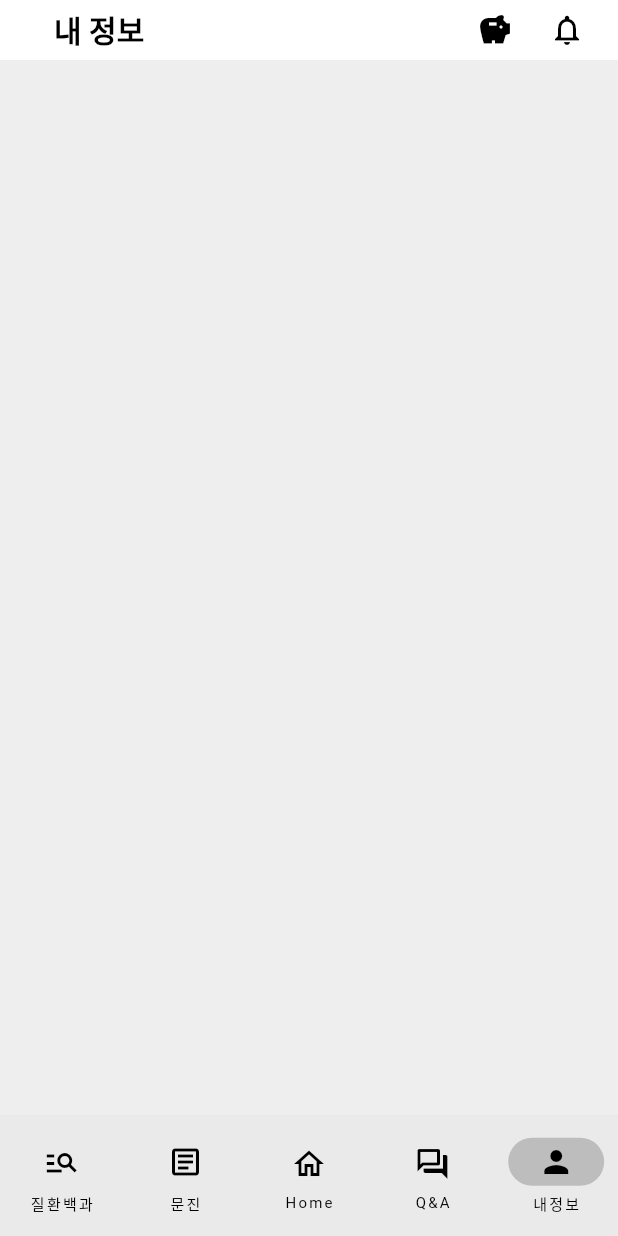
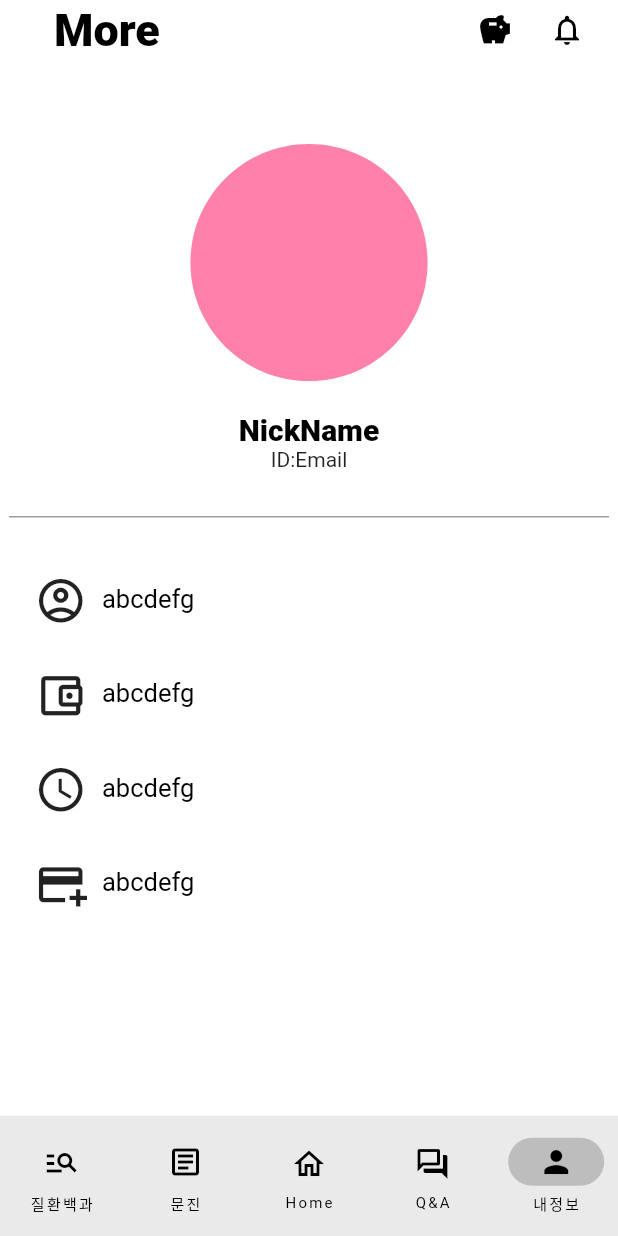
Before and after one commit to akdlcnd0994/flutterDEBG, a Flutter app: the screen it shows after launch, item 5 of the bottom bar chosen, on a phone screen of 412 x 824 dp. Run offline on Flutter 3.47's test engine with Material 2 defaults, Android fonts, the phone set to English and light mode, and no system bars; our stand-ins replace shared_preferences; missing offline and left inert: bard_api; network calls fail.

Commit message:
2023-10-18
d

```diff
--- a/lib/screens/health_info_list_screen.dart
+++ b/lib/screens/health_info_list_screen.dart
@@ -19,7 +19,7 @@ class HealthInfoListScreen extends StatelessWidget {
       search();
     }
 
-    return Scaffold(
+        return Scaffold(
         resizeToAvoidBottomInset: false,
         backgroundColor: Colors.white,
         appBar: AppBar(
--- a/lib/screens/my_info_screen.dart
+++ b/lib/screens/my_info_screen.dart
@@ -6,7 +6,7 @@ class MyInfoScreen extends StatelessWidget {
   @override
   Widget build(BuildContext context) {
     return Scaffold(
-      backgroundColor: Colors.grey[200],
+      backgroundColor: Colors.white,
       appBar: AppBar(
         toolbarHeight: 40,
         elevation: 0,
@@ -16,13 +16,6 @@ class MyInfoScreen extends StatelessWidget {
           padding: EdgeInsets.all(8.0),
         ),
         leadingWidth: 10,
-        title: const ListTile(
-          title: Text(
-            '내 정보',
-            style: TextStyle(
-                fontSize: 20, color: Colors.black, fontWeight: FontWeight.bold),
-          ),
-        ),
         actions: [
         Padding(
           padding: const EdgeInsets.only(right: 10),
@@ -46,6 +39,150 @@ class MyInfoScreen extends StatelessWidget {
           ),
         ),
       ],
+        title: const ListTile(
+          title: Text(
+            'More',
+            style: TextStyle(
+                fontSize: 30,
+                color: Colors.black,
+                fontWeight: FontWeight.w900
+            ),
+          ),
+        ),
+      ),
+      body: Column(
+        children: [
+          SizedBox(height: 40,),
+          Row(
+            mainAxisAlignment: MainAxisAlignment.center,
+            children: [
+              Icon(
+                Icons.circle,
+                size: 190,
+                color: Colors.pinkAccent.shade100,
+              ),
+            ],
+          ),
+          SizedBox(height: 5,),
+          Column(
+            children: [
+              Text(
+                'NickName',
+                style:
+                TextStyle(
+                    fontSize: 20,
+                    color: Colors.black,
+                    fontWeight: FontWeight.w900
+                ),
+              ),
+              Text('ID:Email'),
+            ],
+          ),
+          SizedBox(height: 30,),
+
+          Container( height:1.0,
+            width:400.0,
+            color:Colors.grey,
+          ),
+
+          SizedBox(height: 30,),
+          Column(
+            children: [
+              Row(
+                children: [
+                  SizedBox(width: 15,),
+                  IconButton(
+                    onPressed: () {
+                        print('1');
+                      },
+                    icon:
+                      Icon(
+                        Icons.account_circle_outlined,
+                        size: 35,
+                      ),
+                  ),
+                  SizedBox(width: 5,),
+                  Text('abcdefg',
+                  style: TextStyle(
+                    color: Colors.black,
+                    fontSize: 17,
+                  ),
+                  ),
+                ],
+              ),
+              SizedBox(height: 15,),
+              Row(
+                children: [
+                  SizedBox(width: 15,),
+                  IconButton(
+                    onPressed: () {
+                      print('1');
+                    },
+                    icon:
+                    Icon(
+                      Icons.account_balance_wallet_outlined,
+                      size: 35,
+                    ),
+                  ),
+                  SizedBox(width: 5,),
+                  Text('abcdefg',
+                    style: TextStyle(
+                      color: Colors.black,
+                      fontSize: 17,
+                    ),
+                  ),
+                ],
+              ),
+              SizedBox(height: 15,),
+              Row(
+                children: [
+                  SizedBox(width: 15,),
+                  IconButton(
+                    onPressed: () {
+                      print('1');
+                    },
+                    icon:
+                    Icon(
+                      Icons.access_time_outlined,
+                      size: 35,
+                    ),
+                  ),
+                  SizedBox(width: 5,),
+                  Text('abcdefg',
+                    style: TextStyle(
+                      color: Colors.black,
+                      fontSize: 17,
+                    ),
+                  ),
+                ],
+              ),
+              SizedBox(height: 15,),
+              Row(
+                children: [
+                  SizedBox(width: 15,),
+                  IconButton(
+                    onPressed: () {
+                      print('1');
+                    },
+                    icon:
+                    Icon(
+                      Icons.add_card_outlined,
+                      size: 35,
+                    ),
+                  ),
+                  SizedBox(width: 5,),
+                  Text('abcdefg',
+                    style: TextStyle(
+                      color: Colors.black,
+                      fontSize: 17,
+                    ),
+                  ),
+                ],
+              ),
+            ],
+          ),
+
+        ],
       ),
     );
   }
```
Also changed, not shown: lib/main.dart (indentation only), 9 other files. Lines whose indentation alone changed are shown as unchanged.
